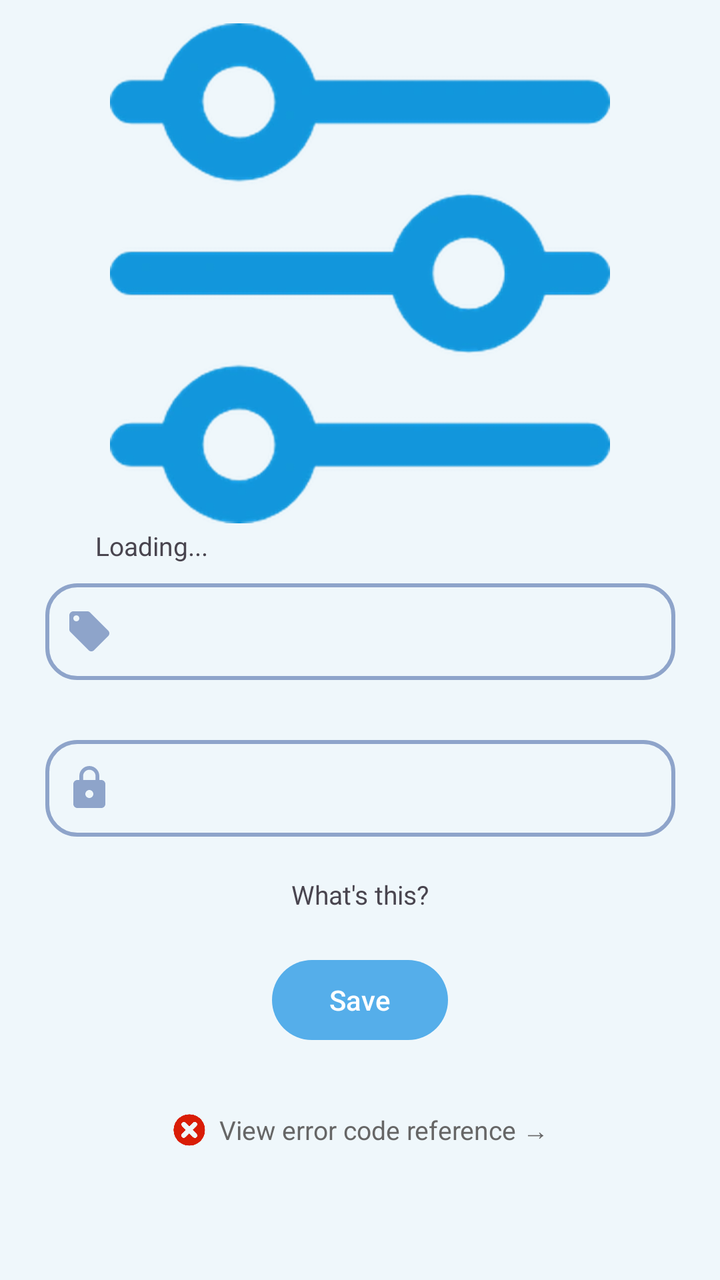
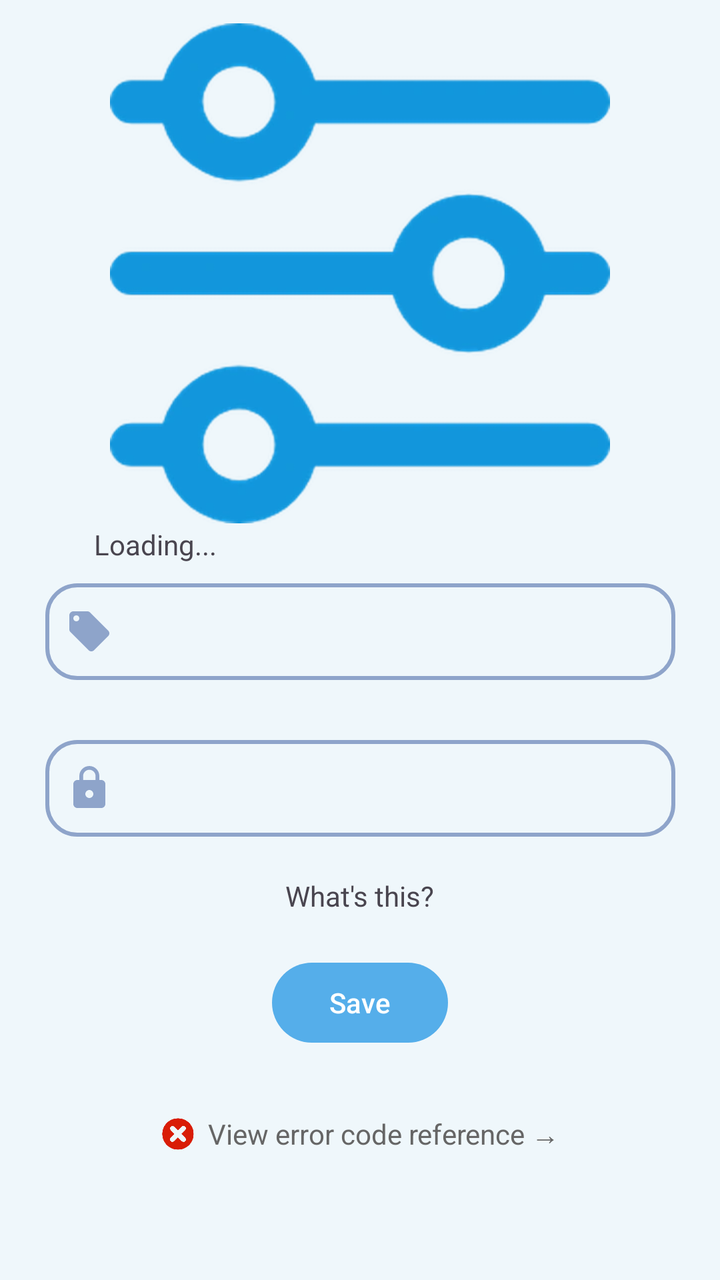

The first picture is an Android layout as it rendered before a commit; the second is the same layout after the commit. The layout source and the unified diff follow.
<!-- AndroidManifest.xml: application theme Theme.MT -->
<!-- res/layout/fragment_online_api.xml -->
<?xml version="1.0" encoding="utf-8"?>
<ScrollView xmlns:android="http://schemas.android.com/apk/res/android"
    xmlns:app="http://schemas.android.com/apk/res-auto"
    android:layout_width="match_parent"
    android:layout_height="match_parent"
    android:background="@color/surface_variant"
    android:fitsSystemWindows="true">

    <androidx.constraintlayout.widget.ConstraintLayout
        android:layout_width="match_parent"
        android:layout_height="wrap_content">

        <androidx.constraintlayout.widget.Guideline
            android:id="@+id/guideline_api_config"
            android:layout_width="wrap_content"
            android:layout_height="wrap_content"
            android:orientation="horizontal"
            app:layout_constraintGuide_percent="0.02" />


        <ImageView
            android:id="@+id/api_config_imageView"
            android:layout_width="250dp"
            android:layout_height="250dp"
            android:src="@drawable/apiset"
            android:scaleType="centerCrop"
            app:layout_constraintEnd_toEndOf="parent"
            app:layout_constraintStart_toStartOf="parent"
            app:layout_constraintTop_toBottomOf="@id/guideline_api_config"/>

        <TextView android:textSize="13sp" 
            android:id="@+id/tv_api_type"
            android:layout_width="wrap_content"
            android:layout_height="wrap_content"
            android:layout_alignStart="@id/secret_key"
            android:layout_marginBottom="10dp"
            android:text="Loading..."
            app:layout_constraintBottom_toTopOf="@+id/account"
            app:layout_constraintEnd_toEndOf="parent"
            app:layout_constraintHorizontal_bias="0.157"
            app:layout_constraintStart_toStartOf="parent" />

        <EditText
            android:id="@+id/account"
            android:layout_width="wrap_content"
            android:layout_height="wrap_content"
            android:layout_marginTop="30dp"
            android:background="@drawable/edittext_api"
            android:drawableStart="@drawable/baseline_account"
            android:drawablePadding="12dp"
            android:ems="15"
            android:inputType="textMultiLine"
            android:paddingStart="10dp"
            android:paddingEnd="3dp"
            android:paddingTop="12dp"
            android:paddingBottom="12dp"
            app:layout_constraintEnd_toEndOf="parent"
            app:layout_constraintStart_toStartOf="parent"
            app:layout_constraintTop_toBottomOf="@id/api_config_imageView" />

        <EditText
            android:id="@+id/secret_key"
            android:layout_width="wrap_content"
            android:layout_height="wrap_content"
            android:layout_marginTop="30dp"
            android:background="@drawable/edittext_api"
            android:drawableStart="@drawable/baseline_lock"
            android:drawablePadding="12dp"
            android:ems="15"
            android:inputType="textMultiLine"
            android:paddingStart="10dp"
            android:paddingEnd="3dp"
            android:paddingTop="12dp"
            android:paddingBottom="12dp"
            app:layout_constraintEnd_toEndOf="parent"
            app:layout_constraintStart_toStartOf="parent"
            app:layout_constraintTop_toBottomOf="@+id/account" />

        <TextView android:textSize="13sp" 
            android:id="@+id/whats_this"
            android:layout_width="wrap_content"
            android:layout_height="wrap_content"
            android:layout_alignStart="@id/secret_key"
            android:layout_marginTop="20dp"
            android:text="@string/whatsthis"
            app:layout_constraintEnd_toEndOf="parent"
            app:layout_constraintStart_toStartOf="parent"
            app:layout_constraintTop_toBottomOf="@+id/secret_key" />

        <Button
            android:id="@+id/save_online_api_button"
            android:layout_width="wrap_content"
            android:layout_height="wrap_content"
            android:layout_marginTop="20dp"
            android:text="@string/save"
            app:layout_constraintEnd_toEndOf="parent"
            app:layout_constraintStart_toStartOf="parent"
            app:layout_constraintTop_toBottomOf="@+id/whats_this" />

        <LinearLayout
            android:id="@+id/error_code_link"
            android:layout_width="wrap_content"
            android:layout_height="wrap_content"
            android:layout_marginTop="24dp"
            android:layout_marginBottom="24dp"
            android:gravity="center"
            android:orientation="horizontal"
            android:clickable="true"
            android:focusable="true"
            android:background="?attr/selectableItemBackground"
            android:padding="8dp"
            app:layout_constraintEnd_toEndOf="parent"
            app:layout_constraintStart_toStartOf="parent"
            app:layout_constraintTop_toBottomOf="@+id/save_online_api_button">

            <ImageView
                android:layout_width="18dp"
                android:layout_height="18dp"
                android:layout_marginEnd="6dp"
                android:src="@drawable/errorcode" />

            <TextView
                android:layout_width="wrap_content"
                android:layout_height="wrap_content"
                android:text="@string/error_code_link"
                android:textColor="@color/text_secondary"
                android:textSize="13sp" />
        </LinearLayout>

    </androidx.constraintlayout.widget.ConstraintLayout>

</ScrollView>
<!-- resources referenced by this layout -->
<resources>
  <color name="surface_variant">#EFF7FB</color>
  <color name="text_secondary">#666666</color>
  <!-- drawable apiset: webp bitmap (drawable, 34350 bytes) -->
  <!-- drawable baseline_account (drawable) -->
  <vector android:height="24dp" android:tint="#8EA4CA"
      android:viewportHeight="24" android:viewportWidth="24"
      android:width="24dp" xmlns:android="http://schemas.android.com/apk/res/android">
      <path android:fillColor="@android:color/white" android:pathData="M21.41,11.58l-9,-9C12.05,2.22 11.55,2 11,2H4c-1.1,0 -2,0.9 -2,2v7c0,0.55 0.22,1.05 0.59,1.42l9,9c0.36,0.36 0.86,0.58 1.41,0.58 0.55,0 1.05,-0.22 1.41,-0.59l7,-7c0.37,-0.36 0.59,-0.86 0.59,-1.41 0,-0.55 -0.23,-1.06 -0.59,-1.42zM5.5,7C4.67,7 4,6.33 4,5.5S4.67,4 5.5,4 7,4.67 7,5.5 6.33,7 5.5,7z"/>
  </vector>
  <!-- drawable baseline_lock (drawable) -->
  <vector android:height="24dp" android:tint="#8EA4CA"
      android:viewportHeight="24" android:viewportWidth="24"
      android:width="24dp" xmlns:android="http://schemas.android.com/apk/res/android">
      <path android:fillColor="@android:color/white" android:pathData="M18,8h-1L17,6c0,-2.76 -2.24,-5 -5,-5S7,3.24 7,6v2L6,8c-1.1,0 -2,0.9 -2,2v10c0,1.1 0.9,2 2,2h12c1.1,0 2,-0.9 2,-2L20,10c0,-1.1 -0.9,-2 -2,-2zM12,17c-1.1,0 -2,-0.9 -2,-2s0.9,-2 2,-2 2,0.9 2,2 -0.9,2 -2,2zM15.1,8L8.9,8L8.9,6c0,-1.71 1.39,-3.1 3.1,-3.1 1.71,0 3.1,1.39 3.1,3.1v2z"/>
  </vector>
  <!-- drawable edittext_api (drawable) -->
  <?xml version="1.0" encoding="utf-8"?>
  <shape xmlns:android="http://schemas.android.com/apk/res/android">
  
      <stroke android:color="#8EA4CA"
          android:width="2dp"/>
      <corners android:radius="15dp"/>
  
  </shape>
  <!-- drawable errorcode: webp bitmap (drawable, 32160 bytes) -->
  <string name="error_code_link">View error code reference →</string>
  <string name="save">Save</string>
  <string name="whatsthis">What\'s this?</string>
  <style name="Theme.MT" parent="Base.Theme.MT">
          
          <item name="android:navigationBarColor">@android:color/transparent</item>
          <item name="android:statusBarColor">@android:color/transparent</item>
          <item name="android:windowLightStatusBar">?attr/isLightTheme</item>
      </style>
  <style name="Base.Theme.MT" parent="Theme.Material3.DayNight.NoActionBar">
          <item name="colorPrimary">@color/primary</item>
          <item name="preferenceTheme">@style/AppPreferenceTheme</item>
          <item name="android:windowBackground">@color/surface</item>
          <item name="android:navigationBarColor">
              @android:color/transparent
          </item>
          <item name="android:enforceNavigationBarContrast">false</item>
          <item name="android:enforceStatusBarContrast">false</item>
      </style>
  <color name="primary">#55AEEA</color>
  <style name="AppPreferenceTheme" parent="@style/PreferenceThemeOverlay">
          <item name="android:preferenceStyle">@style/AppPrefStyle</item>
      </style>
  <color name="surface">#FFFFFF</color>
  <style name="AppPrefStyle">
          <item name="android:layout">@layout/preference_item_fit</item>
      </style>
</resources>

<!-- the commit's change to res/layout/fragment_online_api.xml (unified diff, before → after) -->
@@ -28,7 +28,7 @@
             app:layout_constraintStart_toStartOf="parent"
             app:layout_constraintTop_toBottomOf="@id/guideline_api_config"/>
 
-        <TextView android:textSize="13sp" 
+        <TextView android:textSize="14sp" 
             android:id="@+id/tv_api_type"
             android:layout_width="wrap_content"
             android:layout_height="wrap_content"
@@ -76,7 +76,7 @@
             app:layout_constraintStart_toStartOf="parent"
             app:layout_constraintTop_toBottomOf="@+id/account" />
 
-        <TextView android:textSize="13sp" 
+        <TextView android:textSize="14sp" 
             android:id="@+id/whats_this"
             android:layout_width="wrap_content"
             android:layout_height="wrap_content"
@@ -124,7 +124,7 @@
                 android:layout_height="wrap_content"
                 android:text="@string/error_code_link"
                 android:textColor="@color/text_secondary"
-                android:textSize="13sp" />
+                android:textSize="14sp" />
         </LinearLayout>
 
     </androidx.constraintlayout.widget.ConstraintLayout>
